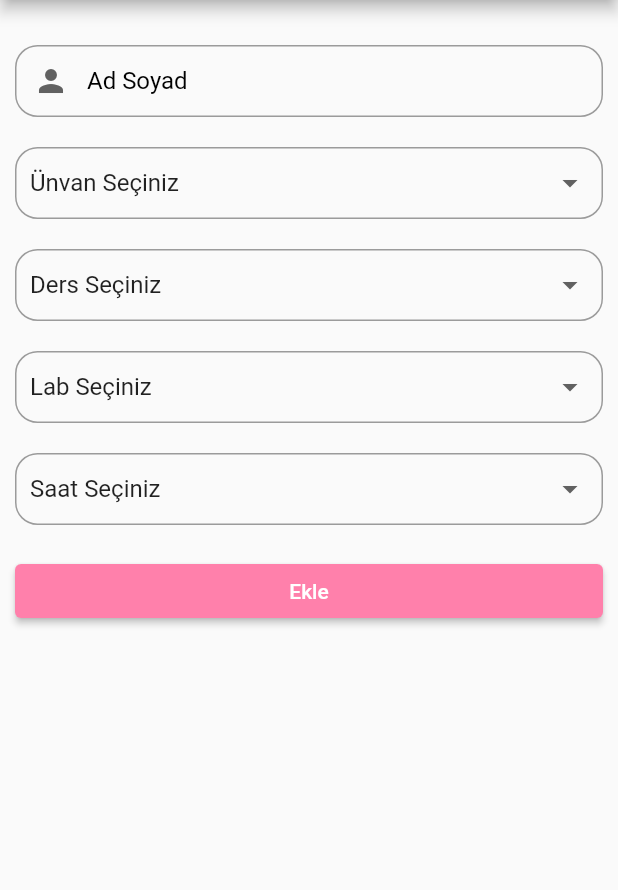
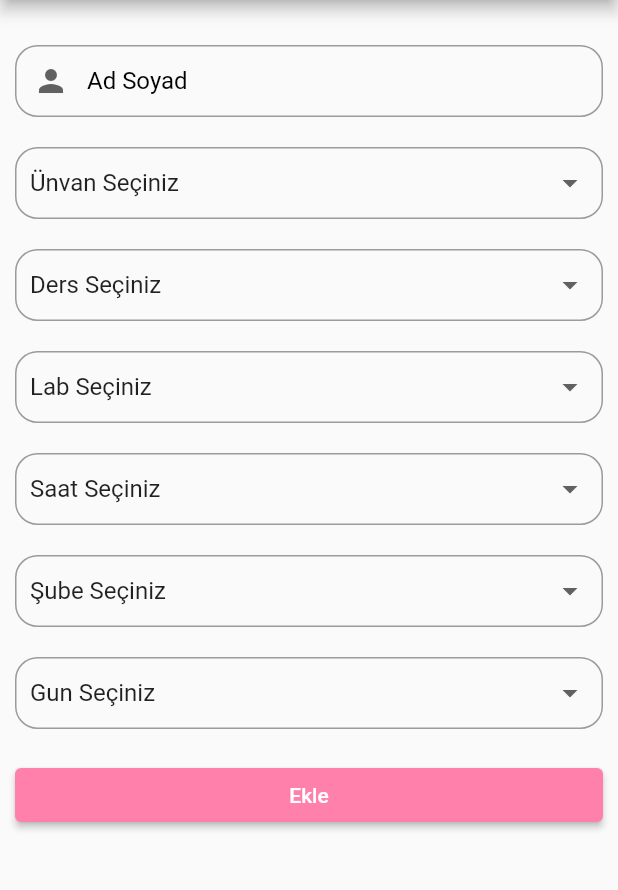
Before and after one commit to merve21c/DersProgrami, a Flutter app: the Program screen opened directly, on a phone screen of 412 x 824 dp, the part 84-974 px from its top. Run offline on Flutter 3.47's test engine with Material 2 defaults, Android fonts, the phone set to English and light mode, and no system bars; our stand-ins replace cloud_firestore, firebase_auth, firebase_core, fluttertoast, shared_preferences; accounts and stored records are empty.

Commit message:
Update ProgramE.dart

```diff
--- a/lib/Yonetici/ProgramE.dart
+++ b/lib/Yonetici/ProgramE.dart
@@ -16,11 +16,14 @@ class _ProgramState extends State<Program> {
   final TextEditingController _adsoyadController = TextEditingController();
 
   List dropDownListDers = [
-    {"title": "Nesne Yönelimli Programlama", "value": "Nesne Yönelimli Programlama"},
-    {"title": "Programlama Temelleri", "value": "Programlamam Temelleri"},
-    {"title": "Mobil Programlama", "value": "Mobil Programlama"},
-    {"title": "Görsel Programlama", "value": "Görsel Programlama"},
-    {"title": "Veri Yapıları", "value": "Veri Yapıları"},
+    {
+      "title": "Nesne Yönelimli Programlama",
+      "value": "115  Nesne Yönelimli Programlama"
+    },
+    {"title": "Programlama Temelleri", "value": " 248 Programlamam Temelleri"},
+    {"title": "Mobil Programlama", "value": "256 Mobil Programlama"},
+    {"title": "Görsel Programlama", "value": " 369 Görsel Programlama"},
+    {"title": "Veri Yapıları", "value": " 299 Veri Yapıları"},
   ];
   List dropDownListUnvan = [
     {"title": "Öğretim Üyesi", "value": "Öğretim Üyesi"},
@@ -38,6 +41,7 @@ class _ProgramState extends State<Program> {
     {"title": "Lab-5", "value": "Lab-5"},
   ];
 
+
   List dropDownListSaat = [
     {"title": "9.00-9.45", "value": "9.00-9.45"},
     {"title": "9.55-10.40", "value": "9.55-10.40"},
@@ -48,10 +52,26 @@ class _ProgramState extends State<Program> {
     {"title": "14.25-15.10", "value": "14.25-15.10"},
   ];
 
+  List dropDownListSube = [
+    {"title": "A şubesi", "value": "A Şubesi"},
+    {"title": "B şubesi", "value": "B Şubesi"},
+
+  ];
+  List dropDownListGun = [
+    {"title": "Pazartesi", "value": "Pazartesi"},
+    {"title": "Sali", "value": "Salı"},
+    {"title": "Carsamba", "value": "Çarşamba"},
+    {"title": "Persembe", "value": "Perşembe"},
+    {"title": "Cuma", "value": "Cuma"},
+
+  ];
+
   String dropdownunvanValue = "";
   String DersValue = ""; //ders
   String DropDownLabValue = ""; //lab
   String dropdownSaatValue = "";
+  String dropdownSube="";
+  String dropdownGun="";
 
   @override
   Widget build(BuildContext context) {
@@ -110,7 +130,7 @@ class _ProgramState extends State<Program> {
                   ],
                   onChanged: (title) {
                     setState(() {
-                      dropdownunvanValue = title?? dropdownunvanValue;
+                      dropdownunvanValue = title ?? dropdownunvanValue;
                     });
                   }),
             ),
@@ -143,7 +163,7 @@ class _ProgramState extends State<Program> {
                   ],
                   onChanged: (title) {
                     setState(() {
-                      DersValue = title?? DersValue;
+                      DersValue = title ?? DersValue;
                     });
                   }),
             ),
@@ -169,15 +189,14 @@ class _ProgramState extends State<Program> {
                           "Lab Seçiniz",
                         ),
                         value: ""),
-                    ...dropDownListLab
-                        .map<DropdownMenuItem<String>>((data) {
+                    ...dropDownListLab.map<DropdownMenuItem<String>>((data) {
                       return DropdownMenuItem(
                           child: Text(data['title']), value: data['value']);
                     }).toList(),
                   ],
                   onChanged: (title) {
                     setState(() {
-                      DropDownLabValue = title?? DropDownLabValue;
+                      DropDownLabValue = title ?? DropDownLabValue;
                     });
                   }),
             ),
@@ -210,7 +229,75 @@ class _ProgramState extends State<Program> {
                   ],
                   onChanged: (title) {
                     setState(() {
-                      dropdownSaatValue = title?? dropdownSaatValue;
+                      dropdownSaatValue = title ?? dropdownSaatValue;
+                    });
+                  }),
+            ),
+          ),
+
+
+          const SizedBox(
+            height: 20,
+          ),
+          InputDecorator(
+            decoration: InputDecoration(
+              border:
+              OutlineInputBorder(borderRadius: BorderRadius.circular(15.0)),
+              contentPadding: const EdgeInsets.all(10),
+            ),
+            child: DropdownButtonHideUnderline(
+              child: DropdownButton<String>(
+                  isDense: true,
+                  value: dropdownSube,
+                  isExpanded: true,
+                  menuMaxHeight: 350,
+                  items: [
+                    const DropdownMenuItem(
+                        child: Text(
+                          "Şube Seçiniz",
+                        ),
+                        value: ""),
+                    ...dropDownListSube.map<DropdownMenuItem<String>>((data) {
+                      return DropdownMenuItem(
+                          child: Text(data['title']), value: data['value']);
+                    }).toList(),
+                  ],
+                  onChanged: (title) {
+                    setState(() {
+                      dropdownSube = title ?? dropdownSube;
+                    });
+                  }),
+            ),
+          ),
+          const SizedBox(
+            height: 20,
+          ),
+          InputDecorator(
+            decoration: InputDecoration(
+              border:
+              OutlineInputBorder(borderRadius: BorderRadius.circular(15.0)),
+              contentPadding: const EdgeInsets.all(10),
+            ),
+            child: DropdownButtonHideUnderline(
+              child: DropdownButton<String>(
+                  isDense: true,
+                  value: dropdownGun,
+                  isExpanded: true,
+                  menuMaxHeight: 350,
+                  items: [
+                    const DropdownMenuItem(
+                        child: Text(
+                          "Gun Seçiniz",
+                        ),
+                        value: ""),
+                    ...dropDownListGun.map<DropdownMenuItem<String>>((data) {
+                      return DropdownMenuItem(
+                          child: Text(data['title']), value: data['value']);
+                    }).toList(),
+                  ],
+                  onChanged: (title) {
+                    setState(() {
+                      dropdownGun = title ?? dropdownGun;
                     });
                   }),
             ),
@@ -220,7 +307,15 @@ class _ProgramState extends State<Program> {
           ),
           ElevatedButton(
               onPressed: () {
-                _ekleService.addProgram(_adsoyadController.text,dropdownunvanValue,DersValue,DropDownLabValue,dropdownSaatValue);
+                _ekleService.addProgram(
+                    _adsoyadController.text,
+                    dropdownunvanValue,
+                    DersValue,
+                    DropDownLabValue,
+                    dropdownSaatValue,
+                    dropdownSube,
+                  dropdownGun
+                );
 
                 Fluttertoast.showToast(
                     msg: " Bilgiler eklendi!",
```
